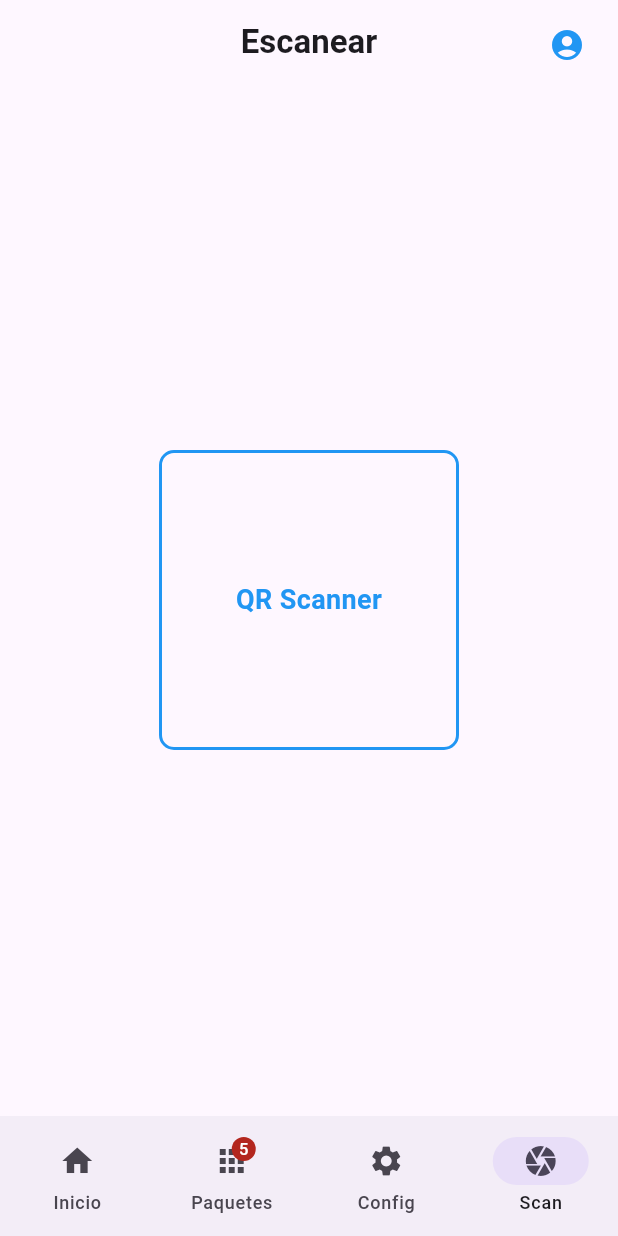
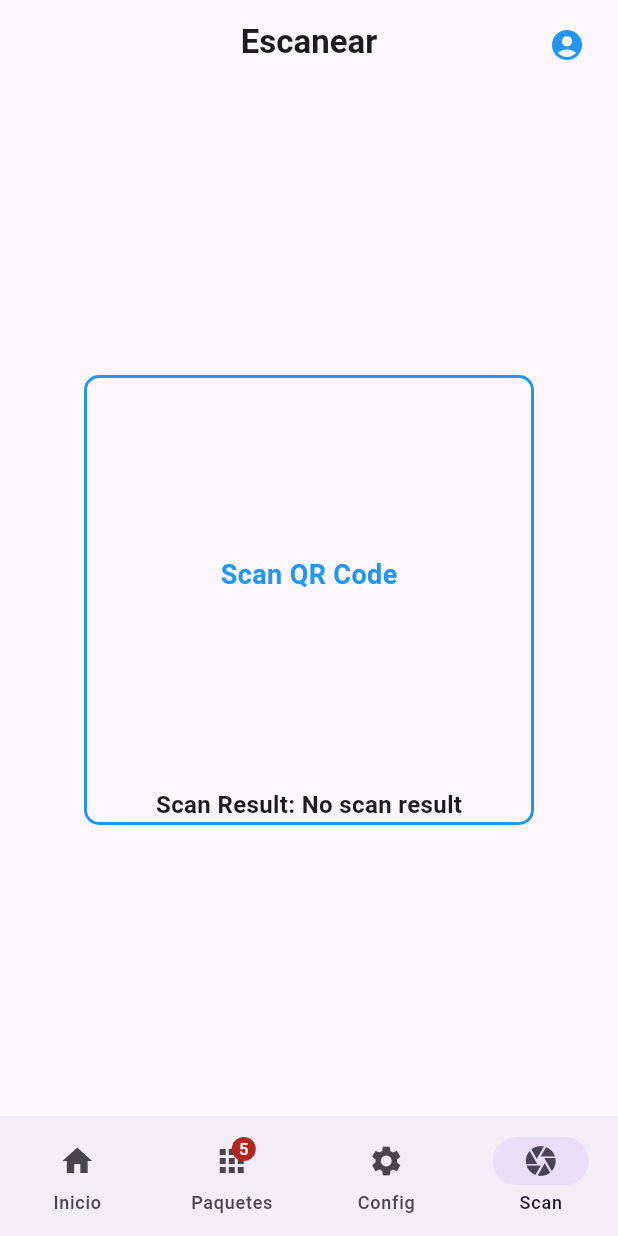
Before and after one commit to ddkktt/moviles, a Flutter app: the screen it shows once a user with an empty profile is signed in, item 4 of the bottom bar chosen, on a phone screen of 412 x 824 dp. Run offline on Flutter 3.47's test engine with Material 3 defaults, Android fonts, the light colour scheme and no system bars; our stand-ins replace firebase_auth, firebase_core, firebase_messaging; missing offline and left inert: firebase_ui_auth, flutter_scan_barcode, map_launcher; accounts and stored records are empty.

Commit message:
Se agrego la camara para el scan de QR y se agrego un boton en configuracion para obtener el token del dispositivo. el codigo proyecto ya esta listo para poner una notificacion desde firebase

```diff
--- a/entregafinal/lib/screens/scanner.dart
+++ b/entregafinal/lib/screens/scanner.dart
@@ -1,14 +1,47 @@
 import 'package:flutter/material.dart';
+import 'package:flutter_scan_barcode/flutter_barcode_scan.dart';
 
-class ScannerScreen extends StatelessWidget{
+class ScannerScreen extends StatefulWidget {
   const ScannerScreen({super.key});
+
+  @override
+  _ScannerScreenState createState() => _ScannerScreenState();
+}
+
+class _ScannerScreenState extends State<ScannerScreen> {
+  String _scanResult = 'No scan result';
+
+  Future<void> _scanQRCode() async {
+    try {
+      final result = await FlutterBarcodeScan.scanBarcode(
+        "#ff6666", // color del borde del escáner
+        "Cancelar", // texto del botón de cancelación
+        true, // muestra el icono de flash
+        ScanMode.QR, // escaneo en modo QR
+      );
+
+      if (result != "-1") {
+        setState(() {
+          _scanResult = result; // El resultado escaneado
+        });
+      } else {
+        setState(() {
+          _scanResult = "Escaneo cancelado"; // Si el escaneo es cancelado
+        });
+      }
+    } catch (e) {
+      setState(() {
+        _scanResult = "Error: $e"; // Si ocurre un error en el escaneo
+      });
+    }
+  }
 
   @override
   Widget build(BuildContext context) {
     return Center(
       child: Container(
-        width: 200,
-        height: 200,
+        width: 300, // Puedes ajustar el tamaño del contenedor
+        height: 300,
         decoration: BoxDecoration(
           border: Border.all(
             color: Colors.blue,
@@ -16,9 +49,15 @@ class ScannerScreen extends StatelessWidget{
           ),
           borderRadius: BorderRadius.circular(10),
         ),
-        child: const Center(
+        child: Column(
+          mainAxisAlignment: MainAxisAlignment.center,
+          children: [
+            Expanded(
+              child: GestureDetector(
+                onTap: _scanQRCode, // Inicia el escaneo cuando se toque el contenedor
+                child: Center(
                   child: Text(
-            'QR Scanner',
+                    'Scan QR Code',
                     style: TextStyle(
                       fontSize: 18,
                       fontWeight: FontWeight.bold,
@@ -27,6 +66,15 @@ class ScannerScreen extends StatelessWidget{
                   ),
                 ),
               ),
+            ),
+            SizedBox(height: 10),
+            Text(
+              'Scan Result: $_scanResult',
+              style: TextStyle(fontSize: 16, fontWeight: FontWeight.bold),
+            ),
+          ],
+        ),
+      ),
     );
   }
 }
--- a/entregafinal/pubspec.yaml
+++ b/entregafinal/pubspec.yaml
@@ -44,6 +44,11 @@ dependencies:
   firebase_core: ^3.6.0
   firebase_auth: ^5.3.1
   firebase_ui_auth: ^1.16.0
+  flutter_scan_barcode: ^0.0.1
+  firebase_messaging: ^15.1.3
+  firebase_analytics: ^11.3.3
+
+
 
 dev_dependencies:
   flutter_test:
```
Also changed, not shown: entregafinal/lib/main.dart (+13 -0 lines), entregafinal/lib/screens/settings.dart (+12 -1 lines), entregafinal/pubspec.lock, 2 other files. Lines whose indentation alone changed are shown as unchanged.
